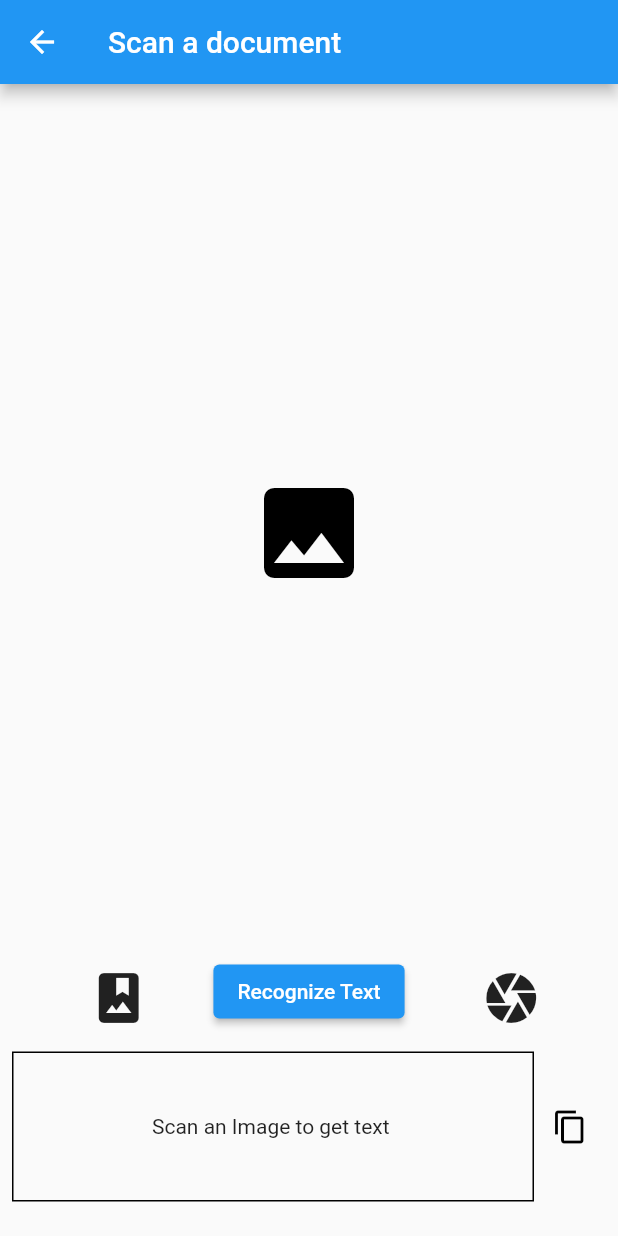
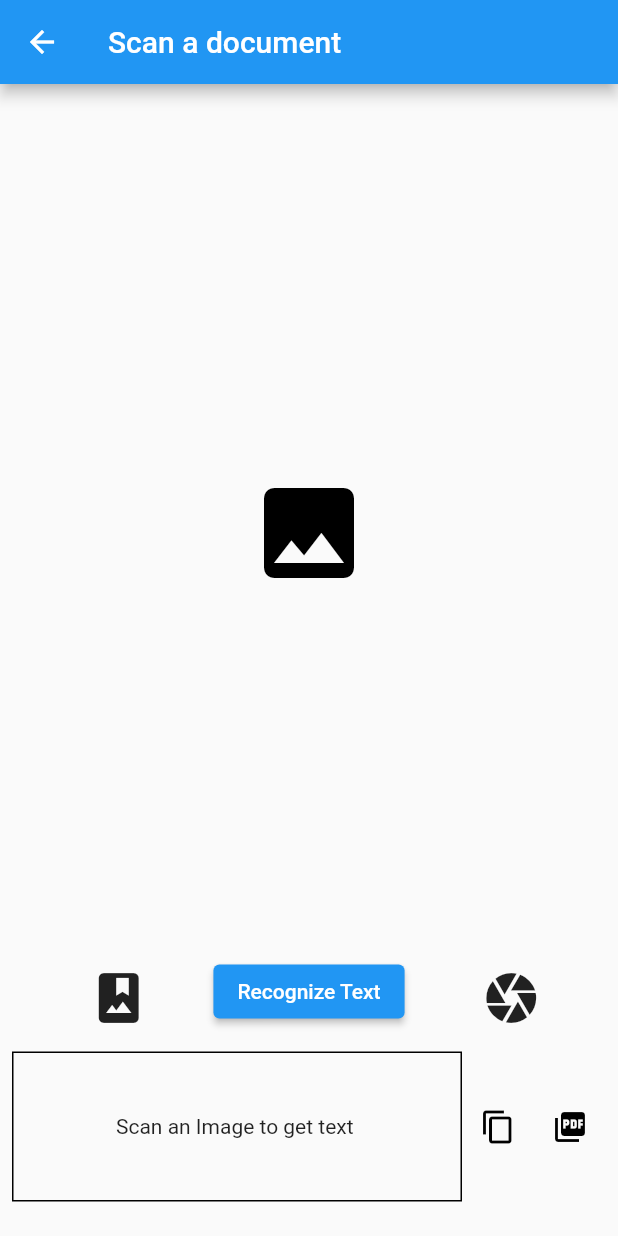
Before and after one commit to patilmehul/Scan-It, a Flutter app: the OCR screen opened directly, on a phone screen of 412 x 824 dp. Run offline on Flutter 3.47's test engine with Material 2 defaults, Android fonts, the phone set to English and light mode, and no system bars; our stand-ins replace cloud_firestore, firebase_auth, firebase_core, firebase_storage, fluttertoast, google_sign_in and 2 more; missing offline and left inert: clipboard, firebase_ml_vision; accounts and stored records are empty.

```diff
--- a/lib/text_ocr/widgets/ocr_widgets.dart
+++ b/lib/text_ocr/widgets/ocr_widgets.dart
@@ -4,6 +4,7 @@ import 'package:clipboard/clipboard.dart';
 import 'package:flutter/material.dart';
 import 'package:fluttertoast/fluttertoast.dart';
 import 'package:image_picker/image_picker.dart';
+import 'package:scan_it/pdfmaker.dart';
 import 'package:scan_it/text_ocr/api/api.dart';
 
 import 'control_widgets.dart';
@@ -113,6 +114,13 @@ class _TextRecognitionWidgetState extends State<TextRecognitionWidget> {
                   color: Colors.grey[200],
                   onPressed: copyToClipboard,
                 ),
+                IconButton(
+                  icon: Icon(Icons.picture_as_pdf, color: Colors.black),
+                  color: Colors.grey[200],
+                  onPressed: ()async{
+                    await generatePDF(text, image).then((value) => Fluttertoast.showToast(msg: "Success"));
+                  },
+                ),
               ],
             )
           ],
```
Also changed, not shown: lib/pdfmaker.dart (+12 -10 lines).
